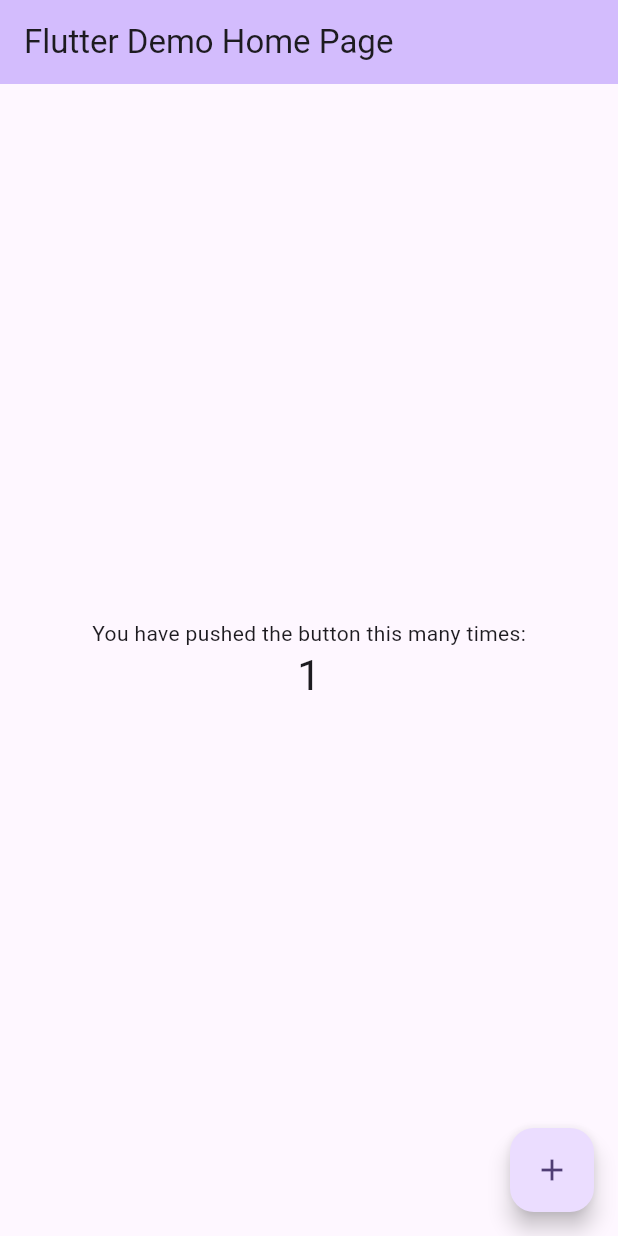
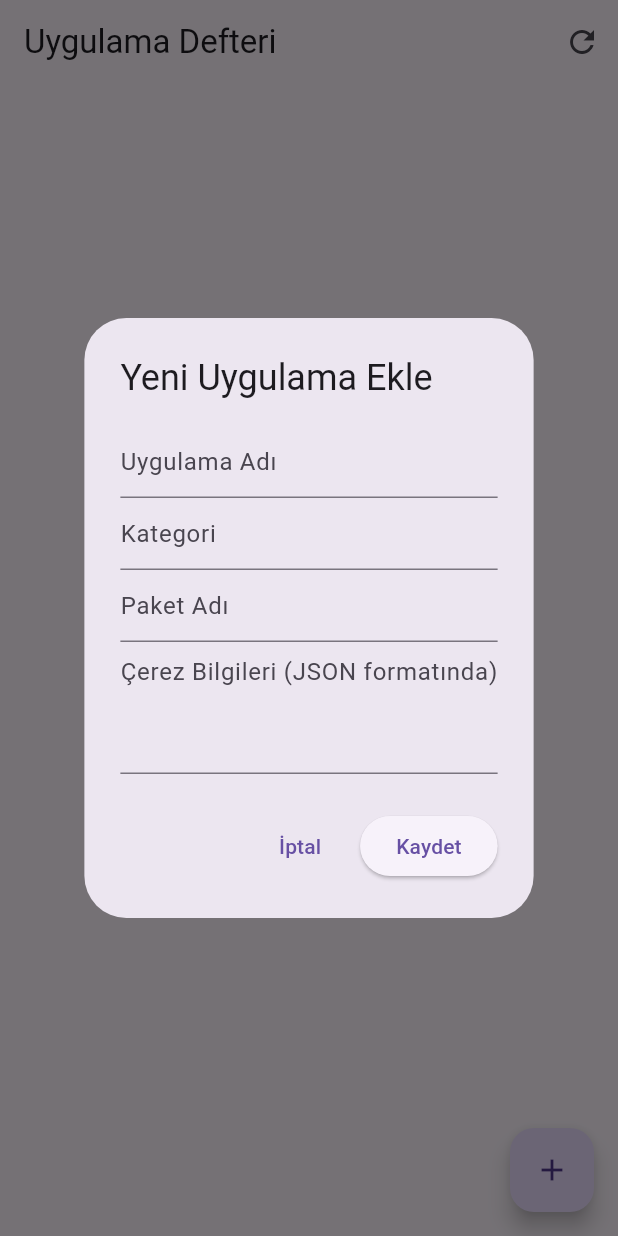
Before and after one commit to zgosalvez/github-actions-flutter-workflows, a Flutter app: the screen it shows after launch, after a tap on the "add" icon, on a phone screen of 412 x 824 dp. Run offline on Flutter 3.47's test engine with Material 3 defaults, Android fonts, the light colour scheme and no system bars; our stand-ins replace flutter_secure_storage; missing offline and left inert: device_apps.

Commit message:
Update main.dart

```diff
--- a/lib/main.dart
+++ b/lib/main.dart
@@ -1,122 +1,323 @@
 import 'package:flutter/material.dart';
+import 'package:flutter_secure_storage/flutter_secure_storage.dart';
+import 'package:path_provider/path_provider.dart';
+import 'package:device_apps/device_apps.dart';
+import 'dart:io';
+import 'dart:convert';
 
 void main() {
-  runApp(const MyApp());
+  runApp(AppDiaryApp());
 }
 
-class MyApp extends StatelessWidget {
-  const MyApp({super.key});
-
-  // This widget is the root of your application.
+class AppDiaryApp extends StatelessWidget {
   @override
   Widget build(BuildContext context) {
     return MaterialApp(
-      title: 'Flutter Demo',
+      title: 'Uygulama Defteri',
       theme: ThemeData(
-        // This is the theme of your application.
-        //
-        // TRY THIS: Try running your application with "flutter run". You'll see
-        // the application has a purple toolbar. Then, without quitting the app,
-        // try changing the seedColor in the colorScheme below to Colors.green
-        // and then invoke "hot reload" (save your changes or press the "hot
-        // reload" button in a Flutter-supported IDE, or press "r" if you used
-        // the command line to start the app).
-        //
-        // Notice that the counter didn't reset back to zero; the application
-        // state is not lost during the reload. To reset the state, use hot
-        // restart instead.
-        //
-        // This works for code too, not just values: Most code changes can be
-        // tested with just a hot reload.
-        colorScheme: ColorScheme.fromSeed(seedColor: Colors.deepPurple),
+        primarySwatch: Colors.blue,
+        visualDensity: VisualDensity.adaptivePlatformDensity,
       ),
-      home: const MyHomePage(title: 'Flutter Demo Home Page'),
+      home: AppListPage(),
     );
   }
 }
 
-class MyHomePage extends StatefulWidget {
-  const MyHomePage({super.key, required this.title});
+class AppInfo {
+  String name;
+  String category;
+  Map<String, dynamic> cookies;
+  String packageName;
 
-  // This widget is the home page of your application. It is stateful, meaning
-  // that it has a State object (defined below) that contains fields that affect
-  // how it looks.
+  AppInfo({
+    required this.name,
+    this.category = 'Kategorisiz',
+    this.cookies = const {},
+    required this.packageName
+  });
 
-  // This class is the configuration for the state. It holds the values (in this
-  // case the title) provided by the parent (in this case the App widget) and
-  // used by the build method of the State. Fields in a Widget subclass are
-  // always marked "final".
+  Map<String, dynamic> toJson() => {
+    'name': name,
+    'category': category,
+    'cookies': cookies,
+    'packageName': packageName
+  };
 
-  final String title;
+  factory AppInfo.fromJson(Map<String, dynamic> json) => AppInfo(
+    name: json['name'],
+    category: json['category'] ?? 'Kategorisiz',
+    cookies: json['cookies'] ?? {},
+    packageName: json['packageName']
+  );
+}
+
+class AppListPage extends StatefulWidget {
+  @override
+  _AppListPageState createState() => _AppListPageState();
+}
+
+class _AppListPageState extends State<AppListPage> {
+  List<AppInfo> _apps = [];
+  final _storage = FlutterSecureStorage();
+  bool _isLoading = false;
 
   @override
-  State<MyHomePage> createState() => _MyHomePageState();
-}
+  void initState() {
+    super.initState();
+    _loadApps();
+  }
 
-class _MyHomePageState extends State<MyHomePage> {
-  int _counter = 0;
+  Future<void> _loadApps() async {
+    try {
+      // Uygulama listesini yükle
+      String? savedAppsJson = await _storage.read(key: 'saved_apps');
+      if (savedAppsJson != null) {
+        List<dynamic> savedApps = json.decode(savedAppsJson);
+        setState(() {
+          _apps = savedApps.map((app) => AppInfo.fromJson(app)).toList();
+        });
+      }
+    } catch (e) {
+      print('Uygulamalar yüklenirken hata: $e');
+    }
+  }
 
-  void _incrementCounter() {
+  Future<void> _saveApps() async {
+    try {
+      String appsJson = json.encode(_apps.map((app) => app.toJson()).toList());
+      await _storage.write(key: 'saved_apps', value: appsJson);
+    } catch (e) {
+      print('Uygulamalar kaydedilirken hata: $e');
+    }
+  }
+
+  Future<void> _fetchAllInstalledApps() async {
     setState(() {
-      // This call to setState tells the Flutter framework that something has
-      // changed in this State, which causes it to rerun the build method below
-      // so that the display can reflect the updated values. If we changed
-      // _counter without calling setState(), then the build method would not be
-      // called again, and so nothing would appear to happen.
-      _counter++;
+      _isLoading = true;
     });
+
+    try {
+      // Sistemdeki tüm uygulamaları al
+      List<Application> apps = await DeviceApps.getInstalledApplications(
+        includeAppIcons: false,
+        includeSystemApps: false,
+      );
+
+      // Yeni uygulamaları ekle (zaten varsa ekleme)
+      for (var app in apps) {
+        // Eğer uygulama zaten listede yoksa ekle
+        if (!_apps.any((existingApp) => existingApp.packageName == app.packageName)) {
+          setState(() {
+            _apps.add(AppInfo(
+              name: app.appName,
+              packageName: app.packageName,
+            ));
+          });
+        }
+      }
+
+      // Değişiklikleri kaydet
+      await _saveApps();
+    } catch (e) {
+      print('Uygulamalar alınırken hata: $e');
+      ScaffoldMessenger.of(context).showSnackBar(
+        SnackBar(content: Text('Uygulamalar alınırken hata oluştu'))
+      );
+    } finally {
+      setState(() {
+        _isLoading = false;
+      });
+    }
+  }
+
+  void _addApp() {
+    showDialog(
+      context: context,
+      builder: (BuildContext context) {
+        String name = '';
+        String category = '';
+        Map<String, dynamic> cookies = {};
+        String packageName = '';
+
+        return AlertDialog(
+          title: Text('Yeni Uygulama Ekle'),
+          content: Column(
+            mainAxisSize: MainAxisSize.min,
+            children: [
+              TextField(
+                decoration: InputDecoration(hintText: 'Uygulama Adı'),
+                onChanged: (value) => name = value,
+              ),
+              TextField(
+                decoration: InputDecoration(hintText: 'Kategori'),
+                onChanged: (value) => category = value,
+              ),
+              TextField(
+                decoration: InputDecoration(hintText: 'Paket Adı'),
+                onChanged: (value) => packageName = value,
+              ),
+              TextField(
+                decoration: InputDecoration(hintText: 'Çerez Bilgileri (JSON formatında)'),
+                onChanged: (value) {
+                  try {
+                    cookies = json.decode(value);
+                  } catch (e) {
+                    ScaffoldMessenger.of(context).showSnackBar(
+                      SnackBar(content: Text('Geçersiz JSON formatı'))
+                    );
+                  }
+                },
+                maxLines: 3,
+              ),
+            ],
+          ),
+          actions: [
+            TextButton(
+              child: Text('İptal'),
+              onPressed: () => Navigator.of(context).pop(),
+            ),
+            ElevatedButton(
+              child: Text('Kaydet'),
+              onPressed: () {
+                if (name.isNotEmpty && packageName.isNotEmpty) {
+                  setState(() {
+                    _apps.add(AppInfo(
+                      name: name,
+                      category: category.isEmpty ? 'Kategorisiz' : category,
+                      cookies: cookies,
+                      packageName: packageName
+                    ));
+                  });
+                  _saveApps();
+                  Navigator.of(context).pop();
+                }
+              },
+            ),
+          ],
+        );
+      },
+    );
   }
 
   @override
   Widget build(BuildContext context) {
-    // This method is rerun every time setState is called, for instance as done
-    // by the _incrementCounter method above.
-    //
-    // The Flutter framework has been optimized to make rerunning build methods
-    // fast, so that you can just rebuild anything that needs updating rather
-    // than having to individually change instances of widgets.
+    // Kategorilere göre gruplandırma
+    Map<String, List<AppInfo>> categorizedApps = {};
+    for (var app in _apps) {
+      if (!categorizedApps.containsKey(app.category)) {
+        categorizedApps[app.category] = [];
+      }
+      categorizedApps[app.category]!.add(app);
+    }
+
     return Scaffold(
       appBar: AppBar(
-        // TRY THIS: Try changing the color here to a specific color (to
-        // Colors.amber, perhaps?) and trigger a hot reload to see the AppBar
-        // change color while the other colors stay the same.
-        backgroundColor: Theme.of(context).colorScheme.inversePrimary,
-        // Here we take the value from the MyHomePage object that was created by
-        // the App.build method, and use it to set our appbar title.
-        title: Text(widget.title),
+        title: Text('Uygulama Defteri'),
+        actions: [
+          IconButton(
+            icon: Icon(Icons.refresh),
+            tooltip: 'Tüm Uygulamaları Getir',
+            onPressed: _fetchAllInstalledApps,
+          ),
+        ],
       ),
-      body: Center(
-        // Center is a layout widget. It takes a single child and positions it
-        // in the middle of the parent.
-        child: Column(
-          // Column is also a layout widget. It takes a list of children and
-          // arranges them vertically. By default, it sizes itself to fit its
-          // children horizontally, and tries to be as tall as its parent.
-          //
-          // Column has various properties to control how it sizes itself and
-          // how it positions its children. Here we use mainAxisAlignment to
-          // center the children vertically; the main axis here is the vertical
-          // axis because Columns are vertical (the cross axis would be
-          // horizontal).
-          //
-          // TRY THIS: Invoke "debug painting" (choose the "Toggle Debug Paint"
-          // action in the IDE, or press "p" in the console), to see the
-          // wireframe for each widget.
-          mainAxisAlignment: MainAxisAlignment.center,
-          children: <Widget>[
-            const Text('You have pushed the button this many times:'),
-            Text(
-              '$_counter',
-              style: Theme.of(context).textTheme.headlineMedium,
+      body: _isLoading
+        ? Center(child: CircularProgressIndicator())
+        : ListView(
+            children: categorizedApps.entries.map((entry) {
+              return ExpansionTile(
+                title: Text(entry.key),
+                children: entry.value.map((app) {
+                  return ListTile(
+                    title: Text(app.name),
+                    subtitle: Text('Paket Adı: ${app.packageName}'),
+                    trailing: Text('Çerez: ${app.cookies.length}'),
+                    onTap: () {
+                      // Uygulama detaylarını düzenleme
+                      _showAppDetailsDialog(app);
+                    },
+                  );
+                }).toList(),
+              );
+            }).toList(),
+          ),
+      floatingActionButton: FloatingActionButton(
+        onPressed: _addApp,
+        child: Icon(Icons.add),
+        tooltip: 'Yeni Uygulama Ekle',
+      ),
+    );
+  }
+
+  void _showAppDetailsDialog(AppInfo app) {
+    TextEditingController nameController = TextEditingController(text: app.name);
+    TextEditingController categoryController = TextEditingController(text: app.category);
+    TextEditingController cookiesController = TextEditingController(
+      text: json.encode(app.cookies)
+    );
+
+    showDialog(
+      context: context,
+      builder: (BuildContext context) {
+        return AlertDialog(
+          title: Text('Uygulama Detayları'),
+          content: SingleChildScrollView(
+            child: Column(
+              crossAxisAlignment: CrossAxisAlignment.start,
+              children: [
+                TextField(
+                  controller: nameController,
+                  decoration: InputDecoration(labelText: 'Uygulama Adı'),
+                ),
+                TextField(
+                  controller: categoryController,
+                  decoration: InputDecoration(labelText: 'Kategori'),
+                ),
+                TextField(
+                  controller: cookiesController,
+                  decoration: InputDecoration(labelText: 'Çerez Bilgileri (JSON)'),
+                  maxLines: 3,
+                ),
+                Text('Paket Adı: ${app.packageName}'),
+              ],
+            ),
+          ),
+          actions: [
+            TextButton(
+              child: Text('İptal'),
+              onPressed: () => Navigator.of(context).pop(),
+            ),
+            ElevatedButton(
+              child: Text('Kaydet'),
+              onPressed: () {
+                try {
+                  // Çerez bilgilerini parse et
+                  Map<String, dynamic> updatedCookies =
+                    json.decode(cookiesController.text);
+
+                  // Uygulamayı güncelle
+                  setState(() {
+                    app.name = nameController.text;
+                    app.category = categoryController.text.isEmpty
+                      ? 'Kategorisiz'
+                      : categoryController.text;
+                    app.cookies = updatedCookies;
+                  });
+
+                  // Değişiklikleri kaydet
+                  _saveApps();
+                  Navigator.of(context).pop();
+                } catch (e) {
+                  // JSON parse hatası
+                  ScaffoldMessenger.of(context).showSnackBar(
+                    SnackBar(content: Text('Geçersiz JSON formatı'))
+                  );
+                }
+              },
             ),
           ],
-        ),
-      ),
-      floatingActionButton: FloatingActionButton(
-        onPressed: _incrementCounter,
-        tooltip: 'Increment',
-        child: const Icon(Icons.add),
-      ), // This trailing comma makes auto-formatting nicer for build methods.
+        );
+      },
     );
   }
 }
```
